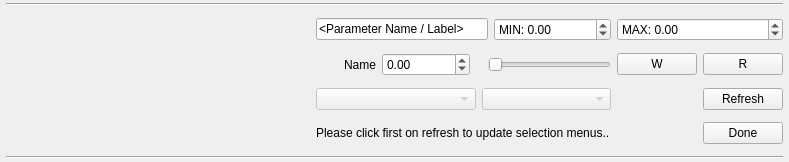
Above: src/ui/designer/QGCParamSlider.ui from mavlink/qgroundcontrol before the change. Below: the same form after it.
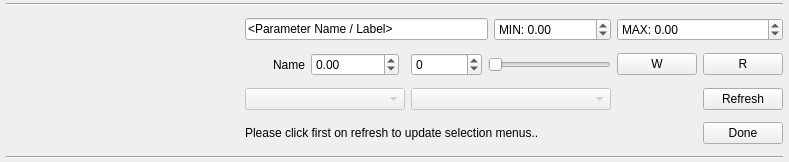
That is the form after the change.

```diff
--- a/src/ui/designer/QGCParamSlider.ui
+++ b/src/ui/designer/QGCParamSlider.ui
@@ -7,7 +7,7 @@
     <x>0</x>
     <y>0</y>
     <width>789</width>
-    <height>155</height>
+    <height>158</height>
    </rect>
   </property>
   <property name="windowTitle">
@@ -246,6 +246,16 @@
      </property>
     </widget>
    </item>
+   <item row="2" column="4">
+    <widget class="QSpinBox" name="intValueSpinBox">
+     <property name="minimum">
+      <number>-999999999</number>
+     </property>
+     <property name="maximum">
+      <number>999999999</number>
+     </property>
+    </widget>
+   </item>
   </layout>
  </widget>
  <resources/>
```
Left out of the diff: 2 changed lines with no effect on the pictures.
